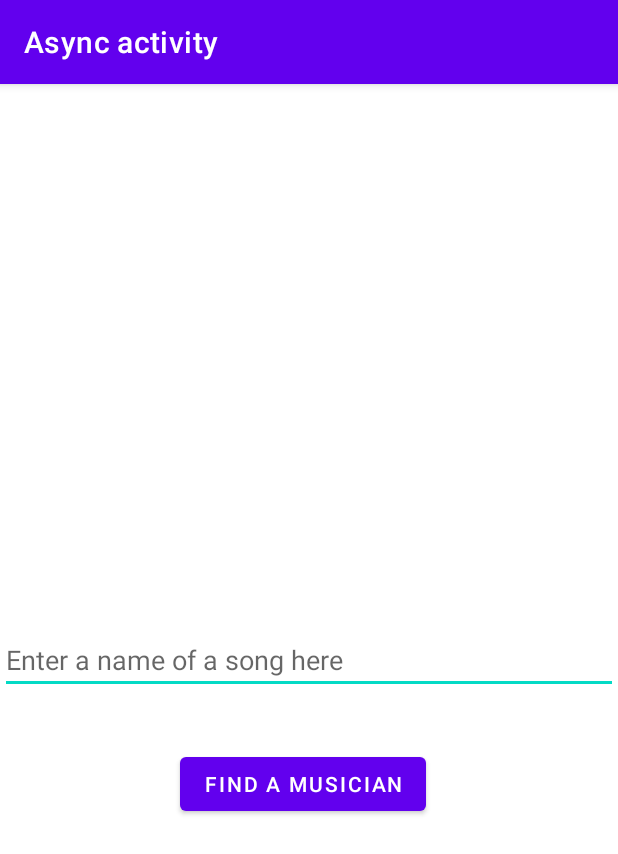
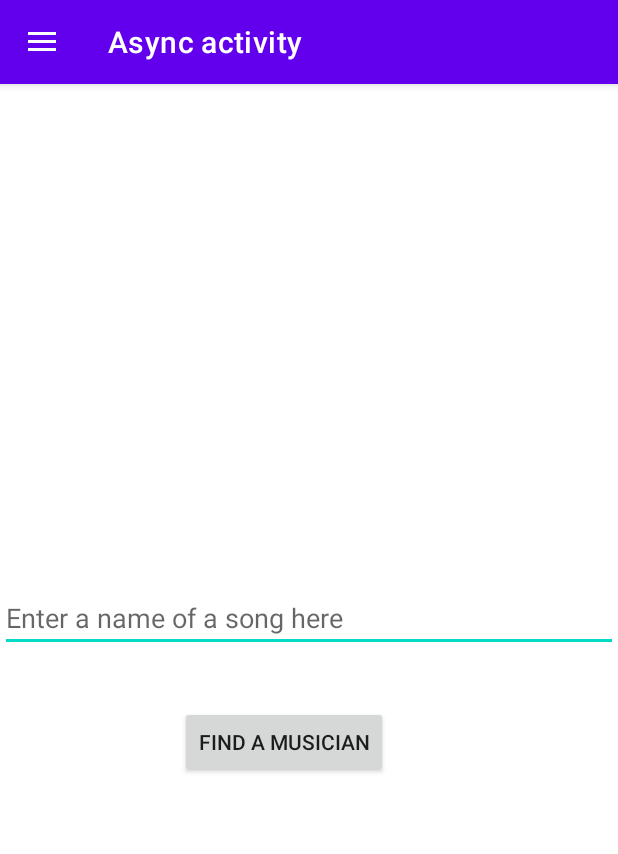
Before and after one commit to ireneMel/MyApp2, an Android app: the screen it shows after launch (AsyncTaskLoaderActivity), in the side drawer, after a tap on "AsyncTask", on a phone screen of 412 x 824 dp. Shown: the top 854 px of the screen. Run offline under Robolectric (Android 15) with nearby library versions, the phone set to English and light mode, and no system bars; our stand-ins replace navigation-ui.

Commit message:
Migrated to BaseActivity

```diff
--- a/app/src/main/AndroidManifest.xml
+++ b/app/src/main/AndroidManifest.xml
@@ -13,7 +13,8 @@
         android:theme="@style/Theme.MyApp2">
         <activity
             android:name=".HelpActivity"
-            android:exported="false" />
+            android:exported="false"
+            android:theme="@style/Theme.MyApp2.NoActionBar" />
 
         <receiver
             android:name=".broadcast.MyBroadcastReceiver"
@@ -28,7 +29,8 @@
         <activity
             android:name=".async.AsyncTaskLoaderActivity"
             android:exported="false"
-            android:label="Async activity" />
+            android:label="Async activity"
+            android:theme="@style/Theme.MyApp2.NoActionBar" />
         <activity
             android:name=".MainActivity"
             android:exported="true"
--- /dev/null
+++ b/app/src/main/java/com/example/myapp2/BaseActivity.java
@@ -0,0 +1,71 @@
+package com.example.myapp2;
+
+import android.content.Intent;
+import android.os.Bundle;
+
+import androidx.annotation.IdRes;
+import androidx.annotation.Nullable;
+import androidx.appcompat.app.ActionBarDrawerToggle;
+import androidx.appcompat.app.AppCompatActivity;
+import androidx.drawerlayout.widget.DrawerLayout;
+import androidx.viewbinding.ViewBinding;
+
+import com.example.myapp2.async.AsyncTaskLoaderActivity;
+import com.example.myapp2.broadcast.BroadcastActivity;
+import com.example.myapp2.databinding.ActivityBroadcastBinding;
+
+public abstract class BaseActivity extends AppCompatActivity {
+    private ActivityBroadcastBinding binding;
+
+    @Override
+    protected void onCreate(@Nullable Bundle savedInstanceState) {
+        super.onCreate(savedInstanceState);
+
+        binding = ActivityBroadcastBinding.inflate(getLayoutInflater());
+        setContentView(binding.getRoot());
+
+        binding.include.addView(binding().getRoot());
+
+        setSupportActionBar(binding.toolbar);
+
+        DrawerLayout drawer = binding.drawerLayoutBroadcast;
+        ActionBarDrawerToggle actionBarDrawerToggle = new ActionBarDrawerToggle(this, drawer, binding.toolbar, R.string.broadcast, R.string.action_settings);
+        drawer.setDrawerListener(actionBarDrawerToggle);
+        drawer.post(actionBarDrawerToggle::syncState);
+
+        binding.navView.setNavigationItemSelectedListener(item -> {
+            onNavigationSelect(item.getItemId(), drawer);
+            return true;
+        });
+    }
+
+    private void onNavigationSelect(@IdRes int id, DrawerLayout drawer) {
+        if (id == currentId()) {
+            drawer.close();
+        } else {
+            Intent intent;
+            switch (id) {
+                case R.id.nav_home:
+                    intent = new Intent(this, MainActivity.class);
+                    break;
+                case R.id.nav_help:
+                    intent = new Intent(this, HelpActivity.class);
+                    break;
+                case R.id.nav_asyncTask:
+                    intent = new Intent(this, AsyncTaskLoaderActivity.class);
+                    break;
+                case R.id.nav_broadcast:
+                    intent = new Intent(this, BroadcastActivity.class);
+                    break;
+                default:
+                    throw new IllegalStateException("Undefined resource");
+            }
+            startActivity(intent);
+        }
+    }
+
+    protected abstract @IdRes
+    int currentId();
+
+    protected abstract ViewBinding binding();
+}
--- a/app/src/main/java/com/example/myapp2/MainActivity.java
+++ b/app/src/main/java/com/example/myapp2/MainActivity.java
@@ -7,42 +7,36 @@ import android.view.View;
 import android.view.Menu;
 
 import com.example.myapp2.databinding.ActivityMainBinding;
+import com.example.myapp2.databinding.ContentMainBinding;
 import com.google.android.material.snackbar.Snackbar;
 import com.google.android.material.navigation.NavigationView;
 
 import androidx.annotation.NonNull;
+import androidx.annotation.Nullable;
 import androidx.navigation.NavController;
 import androidx.navigation.Navigation;
 import androidx.navigation.ui.AppBarConfiguration;
 import androidx.navigation.ui.NavigationUI;
 import androidx.drawerlayout.widget.DrawerLayout;
 import androidx.appcompat.app.AppCompatActivity;
+import androidx.viewbinding.ViewBinding;
 
-public class MainActivity extends AppCompatActivity {
+public class MainActivity extends BaseActivity {
+    @Override
+    protected int currentId() {
+        return R.id.nav_home;
+    }
 
-    private AppBarConfiguration mAppBarConfiguration;
-    private ActivityMainBinding binding;
+    private ContentMainBinding binding;
+    @Override
+    protected ViewBinding binding() {
+        return binding;
+    }
 
     @Override
-    protected void onCreate(Bundle savedInstanceState) {
+    protected void onCreate(@Nullable Bundle savedInstanceState) {
+        binding = ContentMainBinding.inflate(getLayoutInflater());
         super.onCreate(savedInstanceState);
-
-        binding = ActivityMainBinding.inflate(getLayoutInflater());
-        setContentView(binding.getRoot());
-
-        setSupportActionBar(binding.appBarMain.toolbar);
-
-        DrawerLayout drawer = binding.drawerLayout;
-        NavigationView navigationView = binding.navView;
-        // Passing each menu ID as a set of Ids because each
-        // menu should be considered as top level destinations.
-        mAppBarConfiguration = new AppBarConfiguration.Builder(
-                R.id.nav_home, R.id.nav_asyncTask, R.id.nav_help, R.id.nav_broadcast)
-                .setOpenableLayout(drawer)
-                .build();
-        NavController navController = Navigation.findNavController(this, R.id.nav_host_fragment_content_main);
-        NavigationUI.setupActionBarWithNavController(this, navController, mAppBarConfiguration);
-        NavigationUI.setupWithNavController(navigationView, navController);
     }
 
     @Override
@@ -57,11 +51,4 @@ public class MainActivity extends AppCompatActivity {
         Intent intent = new Intent();
         return super.onOptionsItemSelected(item);
     }
-
-    @Override
-    public boolean onSupportNavigateUp() {
-        NavController navController = Navigation.findNavController(this, R.id.nav_host_fragment_content_main);
-        return NavigationUI.navigateUp(navController, mAppBarConfiguration)
-                || super.onSupportNavigateUp();
-    }
 }
--- a/app/src/main/java/com/example/myapp2/async/AsyncTaskLoaderActivity.java
+++ b/app/src/main/java/com/example/myapp2/async/AsyncTaskLoaderActivity.java
@@ -1,54 +1,51 @@
 package com.example.myapp2.async;
 
-import android.app.ActionBar;
 import android.content.Context;
 import android.net.ConnectivityManager;
 import android.net.NetworkInfo;
 import android.os.Bundle;
-import android.view.LayoutInflater;
 import android.view.View;
 import android.view.inputmethod.InputMethodManager;
-import android.widget.EditText;
-import android.widget.TextView;
 
 import androidx.annotation.NonNull;
 import androidx.annotation.Nullable;
-import androidx.appcompat.app.AppCompatActivity;
 import androidx.loader.app.LoaderManager;
 import androidx.loader.content.Loader;
+import androidx.viewbinding.ViewBinding;
 
+import com.example.myapp2.BaseActivity;
 import com.example.myapp2.R;
+import com.example.myapp2.databinding.ActivityAsyncTaskLoaderBinding;
 
 import org.json.JSONArray;
 import org.json.JSONException;
 import org.json.JSONObject;
 
-public class AsyncTaskLoaderActivity extends AppCompatActivity implements LoaderManager.LoaderCallbacks<String> {
+public class AsyncTaskLoaderActivity extends BaseActivity implements LoaderManager.LoaderCallbacks<String> {
 
-    private EditText mSongInput;
-    private TextView mTitle;
-    private TextView mAuthor;
+    @Override
+    protected int currentId() {
+        return R.id.nav_asyncTask;
+    }
+
+    private ActivityAsyncTaskLoaderBinding binding;
+
+    @Override
+    protected ViewBinding binding() {
+        return binding;
+    }
 
     @Override
     protected void onCreate(Bundle savedInstanceState) {
+        binding = ActivityAsyncTaskLoaderBinding.inflate(getLayoutInflater());
         super.onCreate(savedInstanceState);
-        setContentView(R.layout.activity_async_task_loader);
-
-//        LayoutInflater inflater = (LayoutInflater) this.getSystemService(Context.LAYOUT_INFLATER_SERVICE);
-//        View contentView = inflater.inflate(R.layout.activity_async_task_loader, null);
-//        addContentView(contentView, new ActionBar.LayoutParams(ActionBar.LayoutParams.WRAP_CONTENT, ActionBar.LayoutParams.WRAP_CONTENT));
-
-
-        mSongInput = (EditText) findViewById(R.id.songInput);
-        mTitle = (TextView) findViewById(R.id.titleText);
-        mAuthor = (TextView) findViewById(R.id.authorText);
 
         if (getSupportLoaderManager().getLoader(0) != null)
             getSupportLoaderManager().initLoader(0, null, this);
     }
 
     public void searchBooks(View view) {
-        String query = mSongInput.getText().toString();
+        String query = binding.songInput.getText().toString();
 
         //to hide the keyboard when the button is pressed
         InputMethodManager inputMethodManager = (InputMethodManager) getSystemService(Context.INPUT_METHOD_SERVICE);
@@ -66,15 +63,15 @@ public class AsyncTaskLoaderActivity extends AppCompatActivity implements Loader
             queryBundle.putString("query", query);
             getSupportLoaderManager().restartLoader(0, queryBundle, this);
 
-            mAuthor.setText("");
-            mTitle.setText("loading");
+            binding.authorText.setText("");
+            binding.titleText.setText("loading");
         } else {
             if (query.length() == 0) {
-                mAuthor.setText("");
-                mTitle.setText("Your query has no results");
+                binding.authorText.setText("");
+                binding.titleText.setText("Your query has no results");
             } else {
-                mAuthor.setText("");
-                mTitle.setText("No network");
+                binding.authorText.setText("");
+                binding.titleText.setText("No network");
             }
         }
 
@@ -126,20 +123,20 @@ public class AsyncTaskLoaderActivity extends AppCompatActivity implements Loader
 
             // If both are found, display the result.
             if (title != null && authors != null) {
-                mTitle.setText(title);
-                mAuthor.setText(authors);
+                binding.titleText.setText(title);
+                binding.authorText.setText(authors);
                 //mBookInput.setText("");
             } else {
                 // If none are found, update the UI to show failed results.
-                mTitle.setText(R.string.no_results);
-                mAuthor.setText("");
+                binding.titleText.setText(R.string.no_results);
+                binding.authorText.setText("");
             }
 
         } catch (Exception e) {
             // If onPostExecute does not receive a proper JSON string,
             // update the UI to show failed results.
-            mTitle.setText(R.string.no_results);
-            mAuthor.setText("");
+            binding.titleText.setText(R.string.no_results);
+            binding.authorText.setText("");
             e.printStackTrace();
         }
 
--- a/app/src/main/java/com/example/myapp2/ui/home/HomeFragment.java
+++ /dev/null
@@ -1,37 +0,0 @@
-package com.example.myapp2.ui.home;
-
-import android.os.Bundle;
-import android.view.LayoutInflater;
-import android.view.View;
-import android.view.ViewGroup;
-import android.widget.TextView;
-
-import androidx.annotation.NonNull;
-import androidx.fragment.app.Fragment;
-import androidx.lifecycle.ViewModelProvider;
-
-import com.example.myapp2.databinding.FragmentHomeBinding;
-
-public class HomeFragment extends Fragment {
-
-    private FragmentHomeBinding binding;
-
-    public View onCreateView(@NonNull LayoutInflater inflater,
-                             ViewGroup container, Bundle savedInstanceState) {
-        HomeViewModel homeViewModel =
-                new ViewModelProvider(this).get(HomeViewModel.class);
-
-        binding = FragmentHomeBinding.inflate(inflater, container, false);
-        View root = binding.getRoot();
-
-//        final TextView textView = binding.;
-//        homeViewModel.getText().observe(getViewLifecycleOwner(), textView::setText);
-        return root;
-    }
-
-    @Override
-    public void onDestroyView() {
-        super.onDestroyView();
-        binding = null;
-    }
-}
--- a/app/src/main/java/com/example/myapp2/ui/home/HomeViewModel.java
+++ /dev/null
@@ -1,19 +0,0 @@
-package com.example.myapp2.ui.home;
-
-import androidx.lifecycle.LiveData;
-import androidx.lifecycle.MutableLiveData;
-import androidx.lifecycle.ViewModel;
-
-public class HomeViewModel extends ViewModel {
-
-    private final MutableLiveData<String> mText;
-
-    public HomeViewModel() {
-        mText = new MutableLiveData<>();
-        mText.setValue("This is home fragment");
-    }
-
-    public LiveData<String> getText() {
-        return mText;
-    }
-}
--- a/app/src/main/res/layout/activity_broadcast.xml
+++ b/app/src/main/res/layout/activity_broadcast.xml
@@ -29,10 +29,14 @@
 
         </com.google.android.material.appbar.AppBarLayout>
 
-        <include
+        <FrameLayout
             android:id="@+id/include"
-            layout="@layout/content_broadcast" />
-
+            android:layout_width="0dp"
+            android:layout_height="0dp"
+            app:layout_constraintBottom_toBottomOf="parent"
+            app:layout_constraintEnd_toEndOf="parent"
+            app:layout_constraintStart_toStartOf="parent"
+            app:layout_constraintTop_toTopOf="parent" />
     </androidx.constraintlayout.widget.ConstraintLayout>
 
 
--- a/app/src/main/res/layout/fragment_home.xml
+++ /dev/null
@@ -1,6 +0,0 @@
-<?xml version="1.0" encoding="utf-8"?>
-<androidx.constraintlayout.widget.ConstraintLayout xmlns:android="http://schemas.android.com/apk/res/android"
-    android:layout_width="match_parent"
-    android:layout_height="match_parent">
-
-</androidx.constraintlayout.widget.ConstraintLayout>
```
Also changed, not shown: app/src/main/java/com/example/myapp2/HelpActivity.java (+9 -6 lines), app/src/main/java/com/example/myapp2/broadcast/BroadcastActivity.java (+14 -28 lines), app/src/main/res/layout/content_main.xml (+0 -11 lines).
